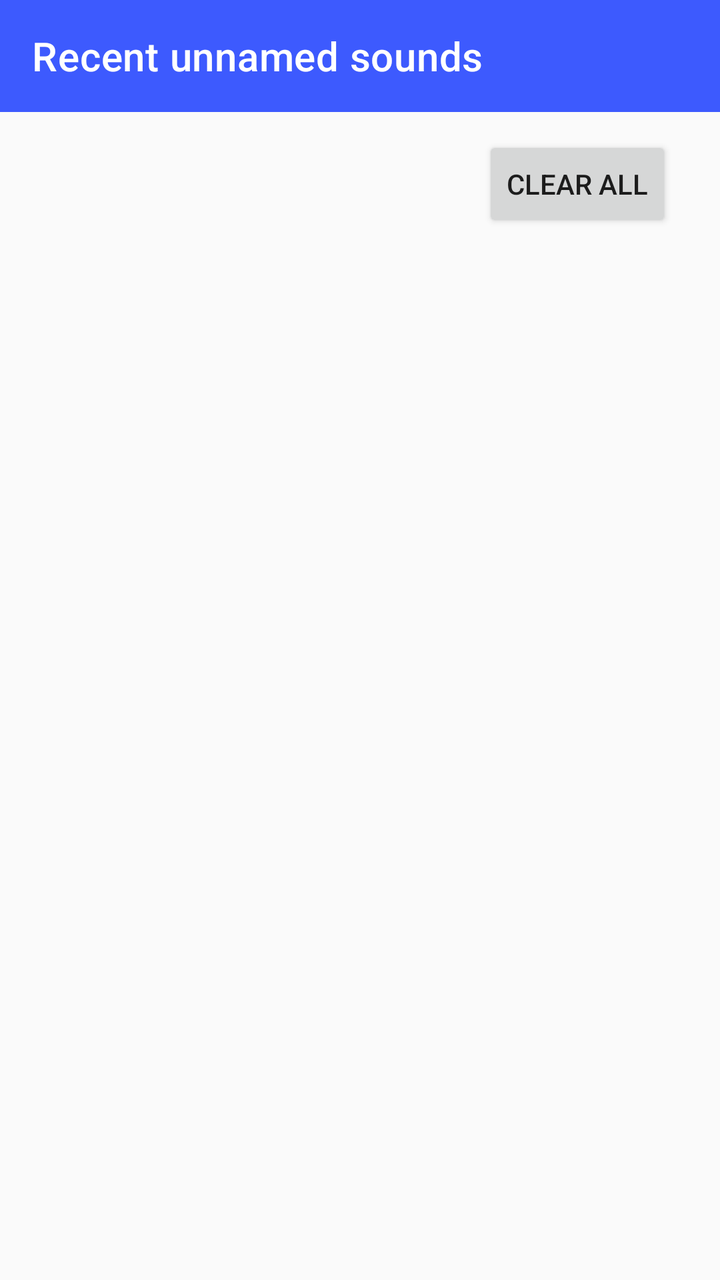
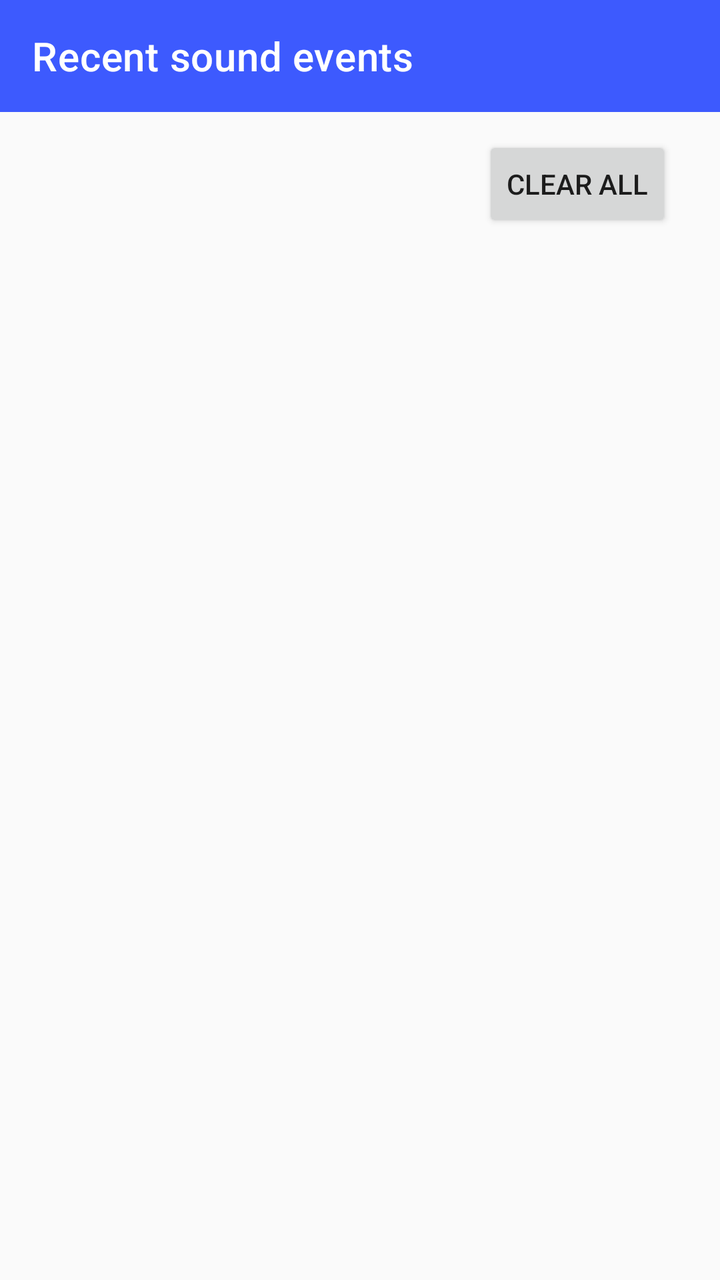

The first picture is an Android layout as it rendered before a commit; the second is the same layout after the commit. The layout source and the unified diff follow.
<!-- AndroidManifest.xml: application theme Theme.AnyNoise -->
<!-- res/layout/activity_manage_unnamed_events.xml -->
<?xml version="1.0" encoding="utf-8"?>
<LinearLayout xmlns:android="http://schemas.android.com/apk/res/android"
    xmlns:app="http://schemas.android.com/apk/res-auto"
    android:layout_width="match_parent"
    android:layout_height="match_parent"
    android:orientation="vertical">

    <androidx.appcompat.widget.Toolbar
        android:id="@+id/toolbar"
        android:layout_width="match_parent"
        android:layout_height="?attr/actionBarSize"
        android:background="?attr/colorPrimary"
        android:theme="@style/ThemeOverlay.MaterialComponents.Dark.ActionBar"
        app:title="@string/manage_unnamed_title"
        app:titleTextColor="?attr/colorOnPrimary" />

    <LinearLayout
        android:layout_width="match_parent"
        android:layout_height="wrap_content"
        android:orientation="horizontal"
        android:gravity="end"
        android:paddingStart="24dp"
        android:paddingEnd="24dp"
        android:paddingTop="12dp"
        android:paddingBottom="12dp">

        <Button
            android:id="@+id/btn_clear_all_unnamed"
            style="?android:attr/buttonStyleSmall"
            android:layout_width="wrap_content"
            android:layout_height="wrap_content"
            android:text="@string/subscriptions_clear_all_button" />

    </LinearLayout>

    <TextView
        android:id="@+id/tv_unnamed_empty"
        android:layout_width="match_parent"
        android:layout_height="wrap_content"
        android:layout_marginStart="24dp"
        android:layout_marginEnd="24dp"
        android:text="@string/subscriptions_unnamed_empty"
        android:visibility="gone" />

    <androidx.recyclerview.widget.RecyclerView
        android:id="@+id/rv_unnamed_events"
        android:layout_width="match_parent"
        android:layout_height="match_parent"
        android:paddingStart="24dp"
        android:paddingEnd="24dp" />

</LinearLayout>
<!-- resources referenced by this layout -->
<resources>
  <string name="manage_unnamed_title">Recent unnamed sounds</string>
  <string name="subscriptions_clear_all_button">Clear all</string>
  <string name="subscriptions_unnamed_empty">No unnamed sounds in recent history.</string>
  <style name="Theme.AnyNoise" parent="Theme.MaterialComponents.DayNight.NoActionBar">
          <item name="colorPrimary">@color/anynoise_primary</item>
          <item name="colorPrimaryDark">@color/anynoise_primary_dark</item>
          <item name="colorOnPrimary">@color/anynoise_on_primary</item>
          <item name="colorAccent">@color/anynoise_accent</item>
          <item name="android:windowBackground">@color/anynoise_background</item>
      </style>
  <color name="anynoise_primary">#3D5AFE</color>
  <color name="anynoise_primary_dark">#0031CA</color>
  <color name="anynoise_on_primary">#FFFFFF</color>
  <color name="anynoise_accent">#FF6E40</color>
  <color name="anynoise_background">#FAFAFA</color>
</resources>

<!-- the commit's change to res/layout/activity_manage_unnamed_events.xml (unified diff, before → after) -->
@@ -39,7 +39,7 @@
         android:layout_height="wrap_content"
         android:layout_marginStart="24dp"
         android:layout_marginEnd="24dp"
-        android:text="@string/subscriptions_unnamed_empty"
+        android:text="@string/manage_unnamed_empty"
         android:visibility="gone" />
 
     <androidx.recyclerview.widget.RecyclerView
<!-- resource entries referenced after the edit -->
@@ -1,8 +1,8 @@
 <!-- resources referenced by this layout -->
 <resources>
-  <string name="manage_unnamed_title">Recent unnamed sounds</string>
+  <string name="manage_unnamed_empty">No recent sound events.</string>
+  <string name="manage_unnamed_title">Recent sound events</string>
   <string name="subscriptions_clear_all_button">Clear all</string>
-  <string name="subscriptions_unnamed_empty">No unnamed sounds in recent history.</string>
   <style name="Theme.AnyNoise" parent="Theme.MaterialComponents.DayNight.NoActionBar">
           <item name="colorPrimary">@color/anynoise_primary</item>
           <item name="colorPrimaryDark">@color/anynoise_primary_dark</item>
